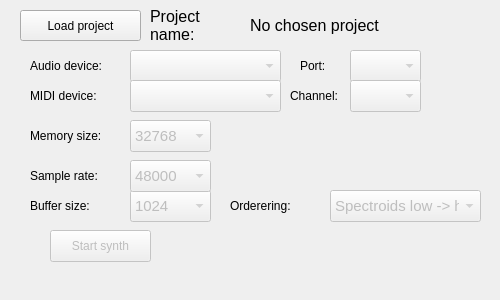
Above: python/wavetablesynth/ui/wavetable_gui.ui from kj-jondell/Diabetes-Synth before the change. Below: the same form after it.
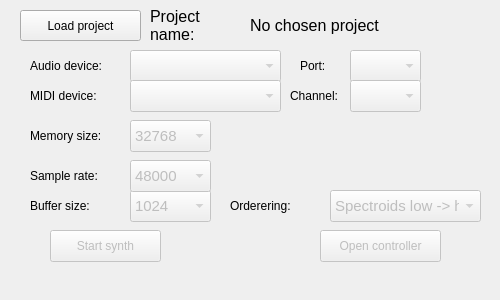
That is the form after the change.

```diff
--- a/python/wavetablesynth/ui/wavetable_gui.ui
+++ b/python/wavetablesynth/ui/wavetable_gui.ui
@@ -73,7 +73,7 @@
     <rect>
      <x>50</x>
      <y>230</y>
-     <width>101</width>
+     <width>111</width>
      <height>32</height>
     </rect>
    </property>
@@ -480,6 +480,22 @@
     </font>
    </property>
   </widget>
+  <widget class="QPushButton" name="open_controller">
+   <property name="enabled">
+    <bool>false</bool>
+   </property>
+   <property name="geometry">
+    <rect>
+     <x>320</x>
+     <y>230</y>
+     <width>121</width>
+     <height>32</height>
+    </rect>
+   </property>
+   <property name="text">
+    <string>Open controller</string>
+   </property>
+  </widget>
  </widget>
  <resources/>
  <connections/>
```
